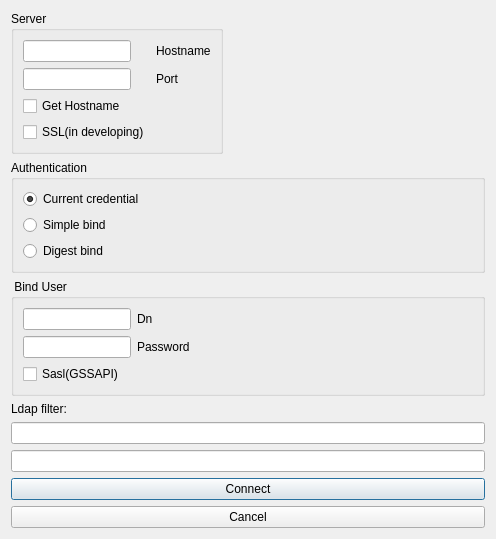
Above: ADService/ldapconfigmenu.ui from loppe14/ADService before the change. Below: the same form after it.
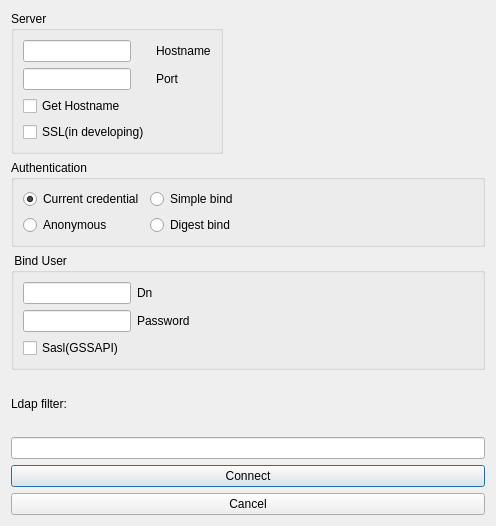
That is the form after the change.

Diff of the .ui file:
```diff
--- a/ADService/ldapconfigmenu.ui
+++ b/ADService/ldapconfigmenu.ui
@@ -7,7 +7,7 @@
     <x>0</x>
     <y>0</y>
     <width>496</width>
-    <height>502</height>
+    <height>526</height>
    </rect>
   </property>
   <property name="windowTitle">
@@ -68,8 +68,22 @@
      <property name="title">
       <string>Authentication</string>
      </property>
-     <layout class="QVBoxLayout" name="verticalLayout_2">
-      <item>
+     <layout class="QFormLayout" name="formLayout_2">
+      <item row="1" column="1">
+       <widget class="QRadioButton" name="digestRadio">
+        <property name="text">
+         <string>Digest bind</string>
+        </property>
+       </widget>
+      </item>
+      <item row="0" column="1">
+       <widget class="QRadioButton" name="simpleRadio">
+        <property name="text">
+         <string>Simple bind</string>
+        </property>
+       </widget>
+      </item>
+      <item row="0" column="0">
        <widget class="QRadioButton" name="currRadio">
         <property name="text">
          <string>Current credential</string>
@@ -79,17 +93,10 @@
         </property>
        </widget>
       </item>
-      <item>
-       <widget class="QRadioButton" name="simpleRadio">
+      <item row="1" column="0">
+       <widget class="QRadioButton" name="anonRadio">
         <property name="text">
-         <string>Simple bind</string>
-        </property>
-       </widget>
-      </item>
-      <item>
-       <widget class="QRadioButton" name="digestRadio">
-        <property name="text">
-         <string>Digest bind</string>
+         <string>Anonymous</string>
         </property>
        </widget>
       </item>
@@ -146,9 +153,6 @@
    <item>
     <widget class="QLineEdit" name="filterLine"/>
    </item>
-   <item>
-    <widget class="QLineEdit" name="baseDnLine"/>
-   </item>
    <item>
     <widget class="QPushButton" name="connectPbt">
      <property name="text">
```
